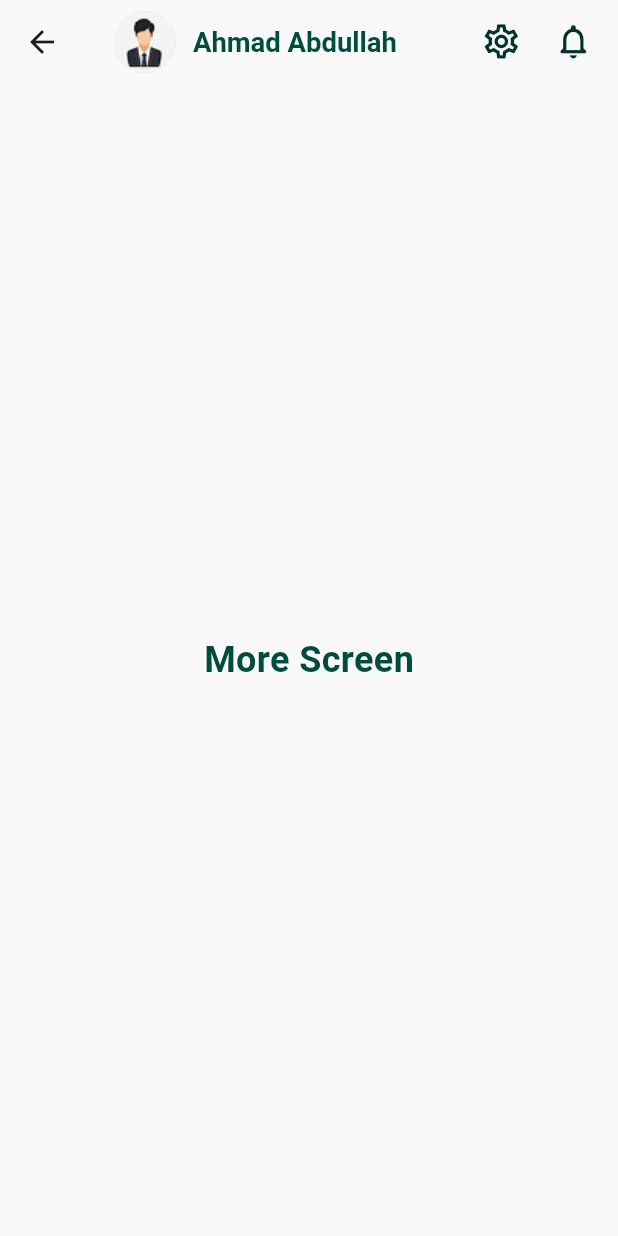
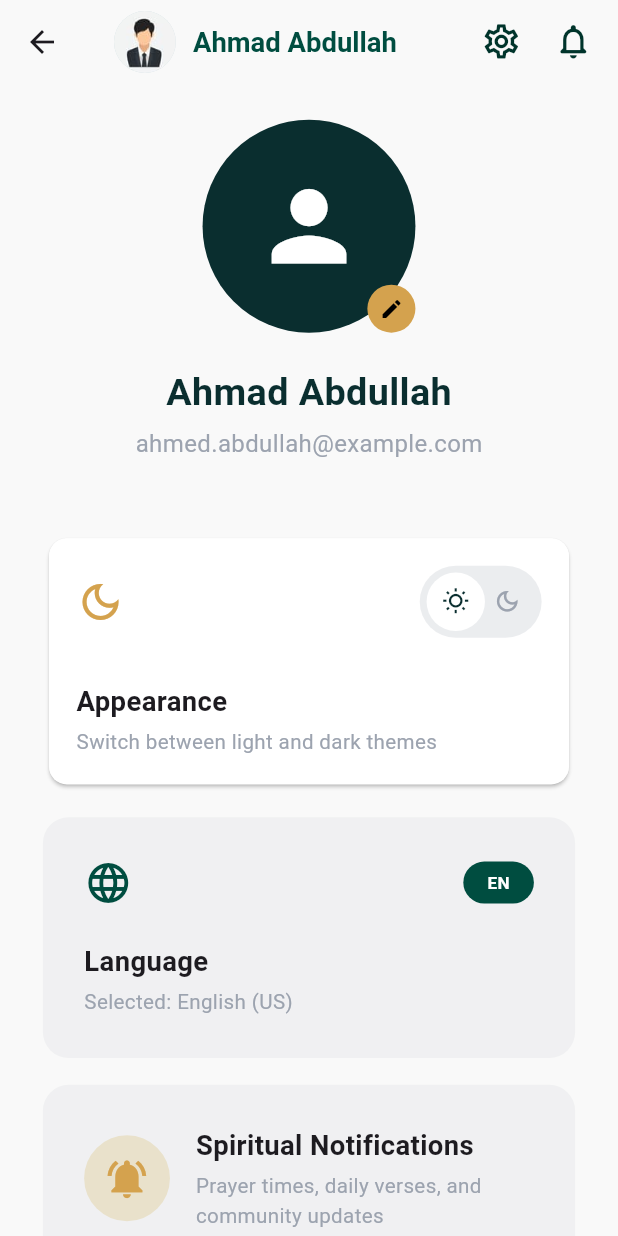
Before and after one commit to Danii56-cmd/Islamic-App, a Flutter app: the MoreScreen screen opened directly, on a phone screen of 412 x 824 dp. Run offline on Flutter 3.47's test engine with Material 3 defaults, Android fonts, the phone set to English and light mode, and no system bars; our stand-ins replace flutter_map, flutter_screenutil, geolocator, latlong2; missing offline and left inert: flutter_compass_v2.

Commit message:
More screen created

```diff
--- a/lib/core/appconstants.dart
+++ b/lib/core/appconstants.dart
@@ -1,6 +1,6 @@
 class Appconstants {
   Appconstants._();
-  static const String profile = "assets/images/profile.png";
+  static const String profile = "assets/images/profile.jpg";
   static const String journalImage = "assets/images/journal_cont.png";
   static const String KaabaImage = "assets/images/kaaba.png";
 }
--- a/lib/screens/more/more_screens.dart
+++ b/lib/screens/more/more_screens.dart
@@ -1,6 +1,13 @@
 import 'package:flutter/material.dart';
+import 'package:flutter_screenutil/flutter_screenutil.dart';
 import 'package:islamic_app/core/appcolors.dart';
 import 'package:islamic_app/widgets/appbar.dart';
+import 'package:islamic_app/widgets/morescreen_widgets/help_about.dart';
+import 'package:islamic_app/widgets/morescreen_widgets/lang_card.dart';
+import 'package:islamic_app/widgets/morescreen_widgets/notif_card.dart';
+import 'package:islamic_app/widgets/morescreen_widgets/profile_header.dart';
+import 'package:islamic_app/widgets/morescreen_widgets/read_custom.dart';
+import 'package:islamic_app/widgets/morescreen_widgets/theme_card.dart';
 
 class MoreScreen extends StatelessWidget {
   const MoreScreen({super.key});
@@ -10,14 +17,50 @@ class MoreScreen extends StatelessWidget {
     return Scaffold(
       backgroundColor: AppColors.scaffoldBackground,
       appBar: Appbar(),
-      body: Center(
-        child: Text(
-          "More Screen",
-          style: TextStyle(
-            fontSize: 24,
-            fontWeight: FontWeight.bold,
-            color: AppColors.primary,
-          ),
+
+      body: SingleChildScrollView(
+        padding: EdgeInsets.fromLTRB(25.w, 20.h, 25.w, 30.h),
+        child: Column(
+          children: [
+            ProfileHeader(),
+            SizedBox(height: 40.h),
+            ThemeCard(),
+            SizedBox(height: 15.h),
+            LanguageCard(),
+            SizedBox(height: 15.h),
+            NotificationCard(),
+            SizedBox(height: 80.h),
+            ReaderCustomizationCard(),
+            SizedBox(height: 45.h),
+            MoreOptionTile(icon: Icons.help_outline, title: "Help & Support"),
+            SizedBox(height: 15.h),
+            MoreOptionTile(
+              icon: Icons.info_outline,
+              title: "About The Sacred Editorial",
+            ),
+            SizedBox(height: 30.h),
+            TextButton.icon(
+              onPressed: () {},
+              icon: Icon(Icons.logout, color: Colors.red, size: 20.sp),
+              label: Text(
+                "Sign Out",
+                style: TextStyle(
+                  color: Colors.red,
+                  fontSize: 16.sp,
+                  fontWeight: FontWeight.w600,
+                ),
+              ),
+            ),
+            SizedBox(height: 45.h),
+            Text(
+              "VERSION 2.4.0 — CRAFTED WITH INTENTION",
+              style: TextStyle(
+                fontSize: 8.sp,
+                letterSpacing: 2.5,
+                color: AppColors.textMuted,
+              ),
+            ),
+          ],
         ),
       ),
     );
--- /dev/null
+++ b/lib/widgets/morescreen_widgets/lang_card.dart
@@ -0,0 +1,53 @@
+import 'package:flutter/material.dart';
+import 'package:flutter_screenutil/flutter_screenutil.dart';
+import 'package:islamic_app/core/appcolors.dart';
+import 'package:islamic_app/widgets/morescreen_widgets/reusable_card.dart';
+
+class LanguageCard extends StatelessWidget {
+  const LanguageCard({super.key});
+
+  @override
+  Widget build(BuildContext context) {
+    return MyCard(
+      backgroundColor: AppColors.textMuted.withValues(alpha: 0.1),
+      child: Column(
+        crossAxisAlignment: CrossAxisAlignment.start,
+        children: [
+          Row(
+            children: [
+              Icon(Icons.language, color: AppColors.primary, size: 28.sp),
+              const Spacer(),
+              Container(
+                padding: EdgeInsets.symmetric(horizontal: 14.w, vertical: 5.h),
+                decoration: BoxDecoration(
+                  color: AppColors.primary,
+                  borderRadius: BorderRadius.circular(20.r),
+                ),
+                child: Text(
+                  "EN",
+                  style: TextStyle(
+                    color: Colors.white,
+                    fontSize: 10.sp,
+                    fontWeight: FontWeight.bold,
+                  ),
+                ),
+              ),
+            ],
+          ),
+          SizedBox(height: 20.h),
+          Text(
+            "Language",
+            style: TextStyle(fontSize: 16.sp, fontWeight: FontWeight.w600),
+          ),
+
+          SizedBox(height: 3.h),
+
+          Text(
+            "Selected: English (US)",
+            style: TextStyle(fontSize: 12.sp, color: AppColors.textMuted),
+          ),
+        ],
+      ),
+    );
+  }
+}
--- /dev/null
+++ b/lib/widgets/morescreen_widgets/notif_card.dart
@@ -0,0 +1,71 @@
+import 'package:flutter/material.dart';
+import 'package:flutter_screenutil/flutter_screenutil.dart';
+import 'package:islamic_app/core/appcolors.dart';
+import 'package:islamic_app/widgets/morescreen_widgets/reusable_card.dart';
+
+class NotificationCard extends StatelessWidget {
+  const NotificationCard({super.key});
+
+  @override
+  Widget build(BuildContext context) {
+    return MyCard(
+      backgroundColor: AppColors.textMuted.withValues(alpha: 0.1),
+      child: Column(
+        children: [
+          Row(
+            children: [
+              CircleAvatar(
+                radius: 25.r,
+                backgroundColor: AppColors.accentLight.withValues(alpha: 0.2),
+                child: Icon(
+                  Icons.notifications_active,
+                  color: AppColors.accent,
+                  size: 27.sp,
+                ),
+              ),
+              SizedBox(width: 15.w),
+              Expanded(
+                child: Column(
+                  crossAxisAlignment: CrossAxisAlignment.start,
+                  children: [
+                    Text(
+                      "Spiritual Notifications",
+                      style: TextStyle(
+                        fontSize: 16.sp,
+                        fontWeight: FontWeight.w600,
+                      ),
+                    ),
+                    SizedBox(height: 3.h),
+                    Text(
+                      "Prayer times, daily verses, and\ncommunity updates",
+                      style: TextStyle(
+                        fontSize: 12.sp,
+                        color: AppColors.textMuted,
+                      ),
+                    ),
+                  ],
+                ),
+              ),
+            ],
+          ),
+          SizedBox(height: 10.h),
+          Row(
+            children: [
+              Text(
+                "Enabled",
+                style: TextStyle(fontSize: 12.sp, color: AppColors.textMuted),
+              ),
+              SizedBox(width: 15.w),
+              Switch(
+                value: true,
+                onChanged: (value) {},
+                activeThumbColor: Colors.white,
+                activeTrackColor: AppColors.primary,
+              ),
+            ],
+          ),
+        ],
+      ),
+    );
+  }
+}
--- /dev/null
+++ b/lib/widgets/morescreen_widgets/profile_header.dart
@@ -0,0 +1,48 @@
+import 'package:flutter/material.dart';
+import 'package:flutter_screenutil/flutter_screenutil.dart';
+import 'package:islamic_app/core/appcolors.dart';
+
+class ProfileHeader extends StatelessWidget {
+  const ProfileHeader({super.key});
+
+  @override
+  Widget build(BuildContext context) {
+    return Column(
+      children: [
+        Stack(
+          children: [
+            CircleAvatar(
+              radius: 62.r,
+              backgroundColor: AppColors.primaryDark,
+              child: Icon(Icons.person, size: 65.sp, color: Colors.white),
+            ),
+
+            Positioned(
+              right: 0,
+              bottom: 0,
+              child: CircleAvatar(
+                radius: 14.r,
+                backgroundColor: AppColors.accent,
+                child: Icon(Icons.edit, size: 14.sp, color: Colors.black),
+              ),
+            ),
+          ],
+        ),
+        SizedBox(height: 18.h),
+        Text(
+          "Ahmad Abdullah",
+          style: TextStyle(
+            fontSize: 22.sp,
+            fontWeight: FontWeight.bold,
+            color: AppColors.primaryDark,
+          ),
+        ),
+        SizedBox(height: 4.h),
+        Text(
+          "ahmed.abdullah@example.com",
+          style: TextStyle(fontSize: 14.sp, color: AppColors.textMuted),
+        ),
+      ],
+    );
+  }
+}
--- /dev/null
+++ b/lib/widgets/morescreen_widgets/reusable_card.dart
@@ -0,0 +1,23 @@
+import 'package:flutter/material.dart';
+import 'package:flutter_screenutil/flutter_screenutil.dart';
+import 'package:islamic_app/core/appcolors.dart';
+
+class MyCard extends StatelessWidget {
+  final Widget child;
+  final Color? backgroundColor;
+
+  const MyCard({super.key, required this.child, this.backgroundColor});
+
+  @override
+  Widget build(BuildContext context) {
+    return Container(
+      width: double.infinity,
+      padding: EdgeInsets.all(24.r),
+      decoration: BoxDecoration(
+        color: backgroundColor ?? AppColors.cardBackground,
+        borderRadius: BorderRadius.circular(15.r),
+      ),
+      child: child,
+    );
+  }
+}
--- /dev/null
+++ b/lib/widgets/morescreen_widgets/theme_card.dart
@@ -0,0 +1,69 @@
+import 'package:flutter/material.dart';
+import 'package:flutter_screenutil/flutter_screenutil.dart';
+import 'package:islamic_app/core/appcolors.dart';
+
+class ThemeCard extends StatelessWidget {
+  const ThemeCard({super.key});
+
+  @override
+  Widget build(BuildContext context) {
+    return Card(
+      color: AppColors.cardBackground,
+      child: Padding(
+        padding: EdgeInsets.all(16.r),
+        child: Column(
+          crossAxisAlignment: CrossAxisAlignment.start,
+          children: [
+            Row(
+              children: [
+                Icon(
+                  Icons.dark_mode_outlined,
+                  color: AppColors.accent,
+                  size: 28.sp,
+                ),
+                const Spacer(),
+                Container(
+                  padding: EdgeInsets.all(4.r),
+                  decoration: BoxDecoration(
+                    color: AppColors.textMuted.withValues(alpha: 0.2),
+                    borderRadius: BorderRadius.circular(25.r),
+                  ),
+                  child: Row(
+                    children: [
+                      CircleAvatar(
+                        radius: 17.r,
+                        backgroundColor: Colors.white,
+                        child: Icon(
+                          Icons.wb_sunny_outlined,
+                          size: 16.sp,
+                          color: AppColors.primaryDark,
+                        ),
+                      ),
+                      SizedBox(width: 5.w),
+                      Icon(
+                        Icons.dark_mode_outlined,
+                        size: 16.sp,
+                        color: AppColors.textMuted,
+                      ),
+                      SizedBox(width: 8.w),
+                    ],
+                  ),
+                ),
+              ],
+            ),
+            SizedBox(height: 25.h),
+            Text(
+              "Appearance",
+              style: TextStyle(fontSize: 16.sp, fontWeight: FontWeight.w600),
+            ),
+            SizedBox(height: 3.h),
+            Text(
+              "Switch between light and dark themes",
+              style: TextStyle(fontSize: 12.sp, color: AppColors.textMuted),
+            ),
+          ],
+        ),
+      ),
+    );
+  }
+}
```
Also changed, not shown: lib/screens/home/home_screen.dart (+5 -5 lines), lib/screens/mainscreen/main_screen.dart (+11 -9 lines), lib/widgets/morescreen_widgets/help_about.dart (added, +35 -0 lines), lib/widgets/morescreen_widgets/read_custom.dart (added, +104 -0 lines), assets/images/profile.jpg (added), assets/images/profile.png (deleted).
